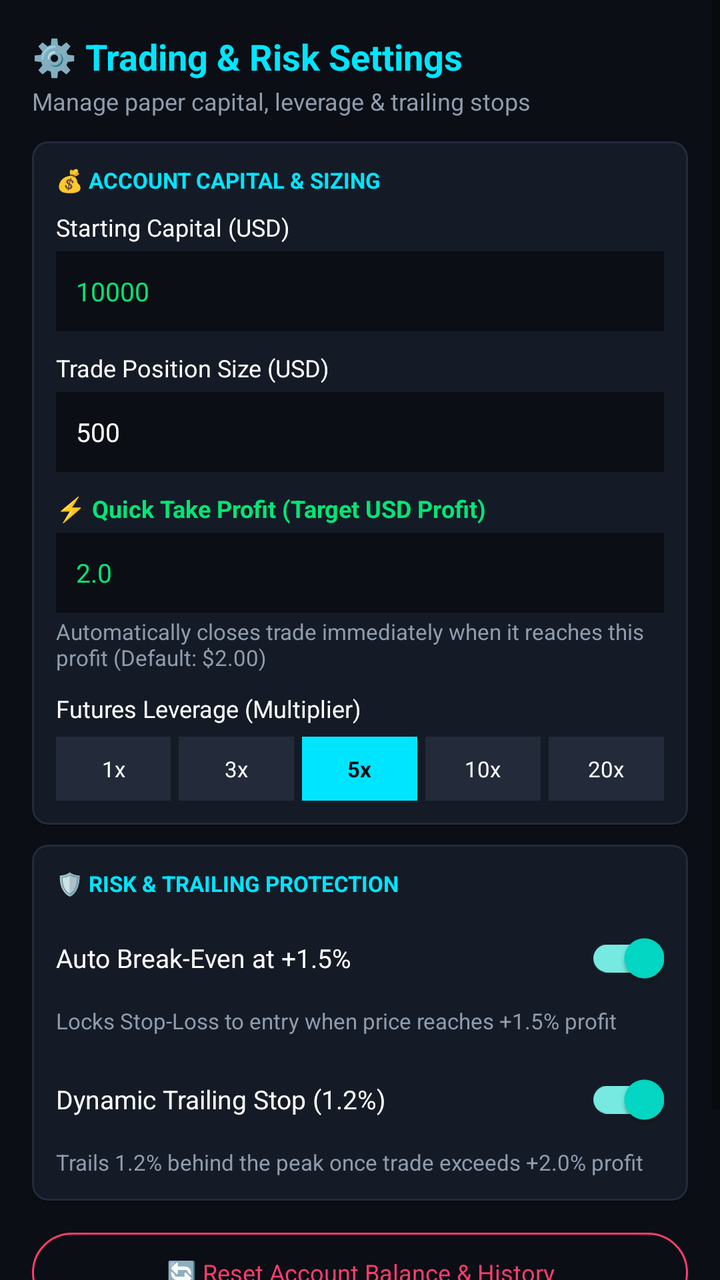
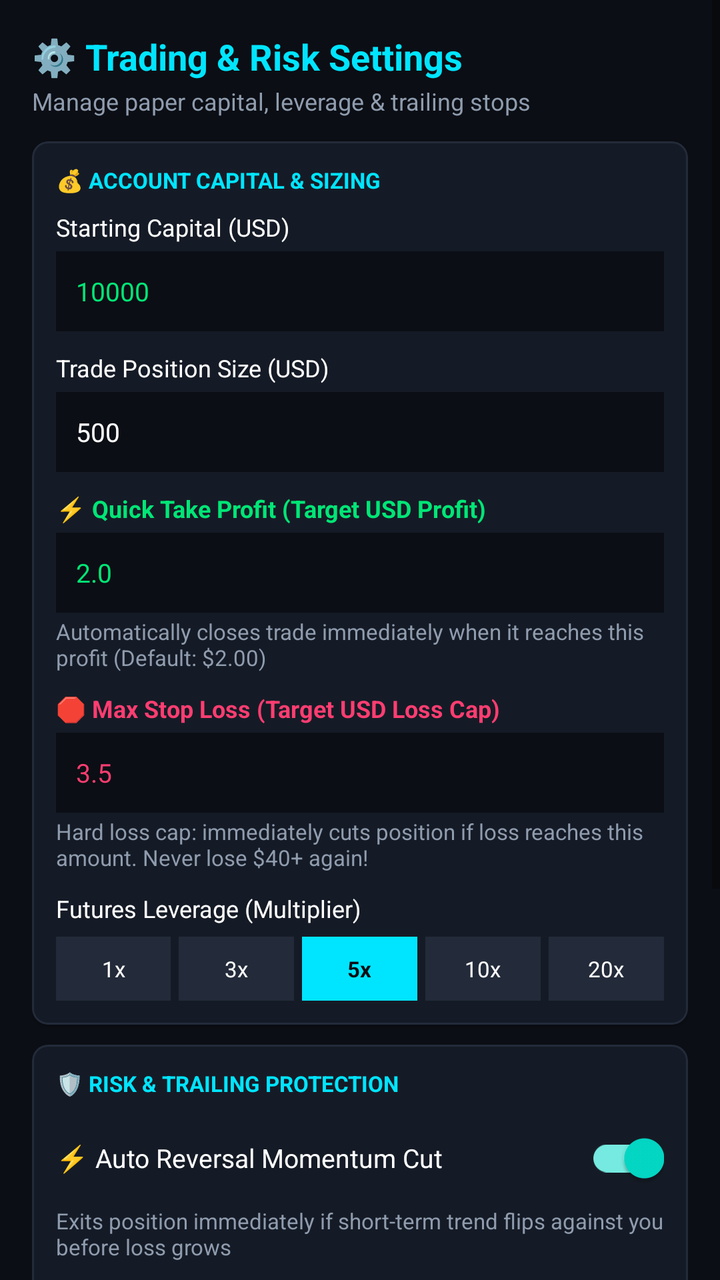

An Android layout rendered at two revisions. The XML below is the earlier revision; the diff shows what the commit changed to produce the second picture.
<!-- AndroidManifest.xml: application theme Theme.CryptoSentinel -->
<!-- res/layout/dialog_settings.xml -->
<?xml version="1.0" encoding="utf-8"?>
<ScrollView xmlns:android="http://schemas.android.com/apk/res/android"
    xmlns:app="http://schemas.android.com/apk/res-auto"
    android:layout_width="match_parent"
    android:layout_height="wrap_content"
    android:background="@color/bg_dark">

    <LinearLayout
        android:layout_width="match_parent"
        android:layout_height="wrap_content"
        android:orientation="vertical"
        android:padding="16dp">

        
        <TextView
            android:layout_width="wrap_content"
            android:layout_height="wrap_content"
            android:text="⚙️ Trading &amp; Risk Settings"
            android:textColor="@color/primary_cyan"
            android:textSize="18sp"
            android:textStyle="bold" />

        <TextView
            android:layout_width="wrap_content"
            android:layout_height="wrap_content"
            android:layout_marginTop="2dp"
            android:text="Manage paper capital, leverage &amp; trailing stops"
            android:textColor="@color/text_dim"
            android:textSize="12sp" />

        
        <com.google.android.material.card.MaterialCardView
            android:layout_width="match_parent"
            android:layout_height="wrap_content"
            android:layout_marginTop="12dp"
            app:cardBackgroundColor="@color/card_bg"
            app:cardCornerRadius="8dp"
            app:strokeColor="@color/card_border"
            app:strokeWidth="1dp">

            <LinearLayout
                android:layout_width="match_parent"
                android:layout_height="wrap_content"
                android:orientation="vertical"
                android:padding="12dp">

                <TextView
                    android:layout_width="wrap_content"
                    android:layout_height="wrap_content"
                    android:text="💰 ACCOUNT CAPITAL &amp; SIZING"
                    android:textColor="@color/primary_cyan"
                    android:textSize="11sp"
                    android:textStyle="bold" />

                
                <TextView
                    android:layout_width="wrap_content"
                    android:layout_height="wrap_content"
                    android:layout_marginTop="8dp"
                    android:text="Starting Capital (USD)"
                    android:textColor="@color/text_white"
                    android:textSize="12sp" />

                <EditText
                    android:id="@+id/etStartingBalance"
                    android:layout_width="match_parent"
                    android:layout_height="40dp"
                    android:layout_marginTop="4dp"
                    android:background="@color/bg_dark"
                    android:inputType="numberDecimal"
                    android:paddingHorizontal="10dp"
                    android:text="10000"
                    android:textColor="@color/neon_green"
                    android:textSize="13sp" />

                
                <TextView
                    android:layout_width="wrap_content"
                    android:layout_height="wrap_content"
                    android:layout_marginTop="10dp"
                    android:text="Trade Position Size (USD)"
                    android:textColor="@color/text_white"
                    android:textSize="12sp" />

                <EditText
                    android:id="@+id/etPositionSize"
                    android:layout_width="match_parent"
                    android:layout_height="40dp"
                    android:layout_marginTop="4dp"
                    android:background="@color/bg_dark"
                    android:inputType="numberDecimal"
                    android:paddingHorizontal="10dp"
                    android:text="500"
                    android:textColor="@color/text_white"
                    android:textSize="13sp" />

                
                <TextView
                    android:layout_width="wrap_content"
                    android:layout_height="wrap_content"
                    android:layout_marginTop="10dp"
                    android:text="⚡ Quick Take Profit (Target USD Profit)"
                    android:textColor="@color/neon_green"
                    android:textSize="12sp"
                    android:textStyle="bold" />

                <EditText
                    android:id="@+id/etTargetProfit"
                    android:layout_width="match_parent"
                    android:layout_height="40dp"
                    android:layout_marginTop="4dp"
                    android:background="@color/bg_dark"
                    android:inputType="numberDecimal"
                    android:paddingHorizontal="10dp"
                    android:text="2.0"
                    android:textColor="@color/neon_green"
                    android:textSize="13sp" />

                <TextView
                    android:layout_width="wrap_content"
                    android:layout_height="wrap_content"
                    android:layout_marginTop="2dp"
                    android:text="Automatically closes trade immediately when it reaches this profit (Default: $2.00)"
                    android:textColor="@color/text_dim"
                    android:textSize="11sp" />

                
                <TextView
                    android:layout_width="wrap_content"
                    android:layout_height="wrap_content"
                    android:layout_marginTop="10dp"
                    android:text="Futures Leverage (Multiplier)"
                    android:textColor="@color/text_white"
                    android:textSize="12sp" />

                <LinearLayout
                    android:layout_width="match_parent"
                    android:layout_height="wrap_content"
                    android:layout_marginTop="6dp"
                    android:orientation="horizontal">

                    <TextView
                        android:id="@+id/btnLev1"
                        android:layout_width="0dp"
                        android:layout_height="32dp"
                        android:layout_marginEnd="4dp"
                        android:layout_weight="1"
                        android:background="@color/card_border"
                        android:gravity="center"
                        android:text="1x"
                        android:textColor="@color/text_white"
                        android:textSize="11sp" />

                    <TextView
                        android:id="@+id/btnLev3"
                        android:layout_width="0dp"
                        android:layout_height="32dp"
                        android:layout_marginEnd="4dp"
                        android:layout_weight="1"
                        android:background="@color/card_border"
                        android:gravity="center"
                        android:text="3x"
                        android:textColor="@color/text_white"
                        android:textSize="11sp" />

                    <TextView
                        android:id="@+id/btnLev5"
                        android:layout_width="0dp"
                        android:layout_height="32dp"
                        android:layout_marginEnd="4dp"
                        android:layout_weight="1"
                        android:background="@color/primary_cyan"
                        android:gravity="center"
                        android:text="5x"
                        android:textColor="@color/bg_dark"
                        android:textStyle="bold"
                        android:textSize="11sp" />

                    <TextView
                        android:id="@+id/btnLev10"
                        android:layout_width="0dp"
                        android:layout_height="32dp"
                        android:layout_marginEnd="4dp"
                        android:layout_weight="1"
                        android:background="@color/card_border"
                        android:gravity="center"
                        android:text="10x"
                        android:textColor="@color/text_white"
                        android:textSize="11sp" />

                    <TextView
                        android:id="@+id/btnLev20"
                        android:layout_width="0dp"
                        android:layout_height="32dp"
                        android:layout_weight="1"
                        android:background="@color/card_border"
                        android:gravity="center"
                        android:text="20x"
                        android:textColor="@color/text_white"
                        android:textSize="11sp" />
                </LinearLayout>

            </LinearLayout>
        </com.google.android.material.card.MaterialCardView>

        
        <com.google.android.material.card.MaterialCardView
            android:layout_width="match_parent"
            android:layout_height="wrap_content"
            android:layout_marginTop="10dp"
            app:cardBackgroundColor="@color/card_bg"
            app:cardCornerRadius="8dp"
            app:strokeColor="@color/card_border"
            app:strokeWidth="1dp">

            <LinearLayout
                android:layout_width="match_parent"
                android:layout_height="wrap_content"
                android:orientation="vertical"
                android:padding="12dp">

                <TextView
                    android:layout_width="wrap_content"
                    android:layout_height="wrap_content"
                    android:text="🛡️ RISK &amp; TRAILING PROTECTION"
                    android:textColor="@color/primary_cyan"
                    android:textSize="11sp"
                    android:textStyle="bold" />

                
                <com.google.android.material.switchmaterial.SwitchMaterial
                    android:id="@+id/switchBreakEven"
                    android:layout_width="match_parent"
                    android:layout_height="wrap_content"
                    android:layout_marginTop="6dp"
                    android:checked="true"
                    android:text="Auto Break-Even at +1.5%"
                    android:textColor="@color/text_white"
                    android:textSize="13sp" />

                <TextView
                    android:layout_width="wrap_content"
                    android:layout_height="wrap_content"
                    android:text="Locks Stop-Loss to entry when price reaches +1.5% profit"
                    android:textColor="@color/text_dim"
                    android:textSize="11sp" />

                
                <com.google.android.material.switchmaterial.SwitchMaterial
                    android:id="@+id/switchTrailing"
                    android:layout_width="match_parent"
                    android:layout_height="wrap_content"
                    android:layout_marginTop="8dp"
                    android:checked="true"
                    android:text="Dynamic Trailing Stop (1.2%)"
                    android:textColor="@color/text_white"
                    android:textSize="13sp" />

                <TextView
                    android:layout_width="wrap_content"
                    android:layout_height="wrap_content"
                    android:text="Trails 1.2% behind the peak once trade exceeds +2.0% profit"
                    android:textColor="@color/text_dim"
                    android:textSize="11sp" />

            </LinearLayout>
        </com.google.android.material.card.MaterialCardView>

        
        <com.google.android.material.button.MaterialButton
            android:id="@+id/btnResetPaper"
            style="@style/Widget.Material3.Button.OutlinedButton"
            android:layout_width="match_parent"
            android:layout_height="wrap_content"
            android:layout_marginTop="12dp"
            android:text="🔄 Reset Account Balance &amp; History"
            android:textColor="@color/neon_red"
            android:textSize="12sp"
            app:strokeColor="@color/neon_red" />

        
        <LinearLayout
            android:layout_width="match_parent"
            android:layout_height="wrap_content"
            android:layout_marginTop="14dp"
            android:orientation="horizontal">

            <com.google.android.material.button.MaterialButton
                android:id="@+id/btnSaveSettings"
                android:layout_width="0dp"
                android:layout_height="wrap_content"
                android:layout_marginEnd="8dp"
                android:layout_weight="1"
                android:backgroundTint="@color/primary_cyan"
                android:text="💾 Save Settings"
                android:textColor="@color/bg_dark"
                android:textStyle="bold"
                android:textSize="12sp" />

            <com.google.android.material.button.MaterialButton
                android:id="@+id/btnCancelSettings"
                style="@style/Widget.Material3.Button.OutlinedButton"
                android:layout_width="wrap_content"
                android:layout_height="wrap_content"
                android:text="Cancel"
                android:textColor="@color/text_dim"
                android:textSize="12sp" />
        </LinearLayout>

    </LinearLayout>
</ScrollView>
<!-- resources referenced by this layout -->
<resources>
  <color name="bg_dark">#0B0E14</color>
  <color name="card_bg">#151B26</color>
  <color name="card_border">#232B3A</color>
  <color name="neon_green">#00E676</color>
  <color name="neon_red">#FF3D71</color>
  <color name="primary_cyan">#00E5FF</color>
  <color name="text_dim">#8F9CAE</color>
  <color name="text_white">#FFFFFF</color>
  <style name="Theme.CryptoSentinel" parent="Theme.MaterialComponents.DayNight.NoActionBar">
          <item name="colorPrimary">@color/primary_cyan</item>
          <item name="colorPrimaryVariant">@color/primary_cyan</item>
          <item name="colorOnPrimary">@color/bg_dark</item>
          <item name="android:windowBackground">@color/bg_dark</item>
          <item name="android:statusBarColor">@color/bg_dark</item>
          <item name="android:navigationBarColor">@color/bg_dark</item>
      </style>
</resources>

<!-- the commit's change to res/layout/dialog_settings.xml (unified diff, before → after) -->
@@ -129,6 +129,36 @@
                     android:layout_width="wrap_content"
                     android:layout_height="wrap_content"
                     android:layout_marginTop="10dp"
+                    android:text="🛑 Max Stop Loss (Target USD Loss Cap)"
+                    android:textColor="@color/neon_red"
+                    android:textSize="12sp"
+                    android:textStyle="bold" />
+
+                <EditText
+                    android:id="@+id/etMaxLoss"
+                    android:layout_width="match_parent"
+                    android:layout_height="40dp"
+                    android:layout_marginTop="4dp"
+                    android:background="@color/bg_dark"
+                    android:inputType="numberDecimal"
+                    android:paddingHorizontal="10dp"
+                    android:text="3.5"
+                    android:textColor="@color/neon_red"
+                    android:textSize="13sp" />
+
+                <TextView
+                    android:layout_width="wrap_content"
+                    android:layout_height="wrap_content"
+                    android:layout_marginTop="2dp"
+                    android:text="Hard loss cap: immediately cuts position if loss reaches this amount. Never lose $40+ again!"
+                    android:textColor="@color/text_dim"
+                    android:textSize="11sp" />
+
+                
+                <TextView
+                    android:layout_width="wrap_content"
+                    android:layout_height="wrap_content"
+                    android:layout_marginTop="10dp"
                     android:text="Futures Leverage (Multiplier)"
                     android:textColor="@color/text_white"
                     android:textSize="12sp" />
@@ -229,10 +259,28 @@
 
                 
                 <com.google.android.material.switchmaterial.SwitchMaterial
+                    android:id="@+id/switchReverseMacdCut"
+                    android:layout_width="match_parent"
+                    android:layout_height="wrap_content"
+                    android:layout_marginTop="6dp"
+                    android:checked="true"
+                    android:text="⚡ Auto Reversal Momentum Cut"
+                    android:textColor="@color/text_white"
+                    android:textSize="13sp" />
+
+                <TextView
+                    android:layout_width="wrap_content"
+                    android:layout_height="wrap_content"
+                    android:text="Exits position immediately if short-term trend flips against you before loss grows"
+                    android:textColor="@color/text_dim"
+                    android:textSize="11sp" />
+
+                
+                <com.google.android.material.switchmaterial.SwitchMaterial
                     android:id="@+id/switchBreakEven"
                     android:layout_width="match_parent"
                     android:layout_height="wrap_content"
-                    android:layout_marginTop="6dp"
+                    android:layout_marginTop="8dp"
                     android:checked="true"
                     android:text="Auto Break-Even at +1.5%"
                     android:textColor="@color/text_white"
